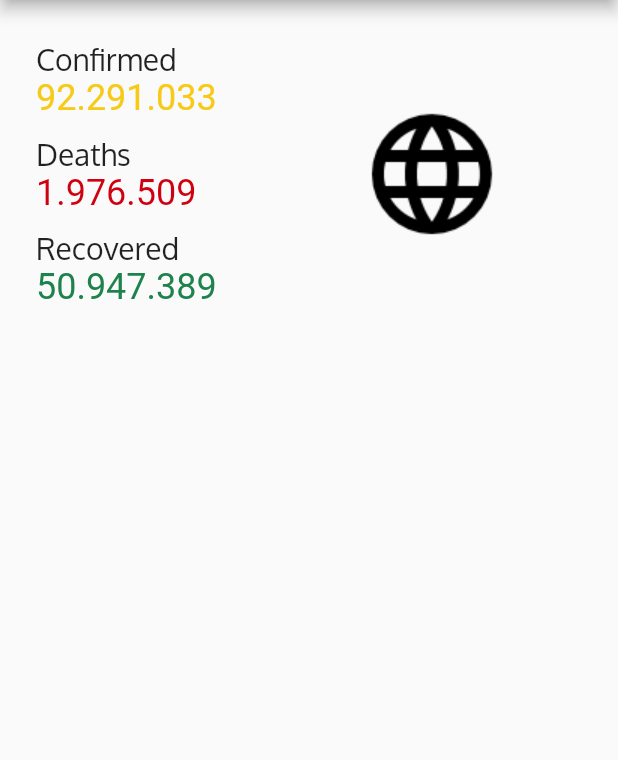
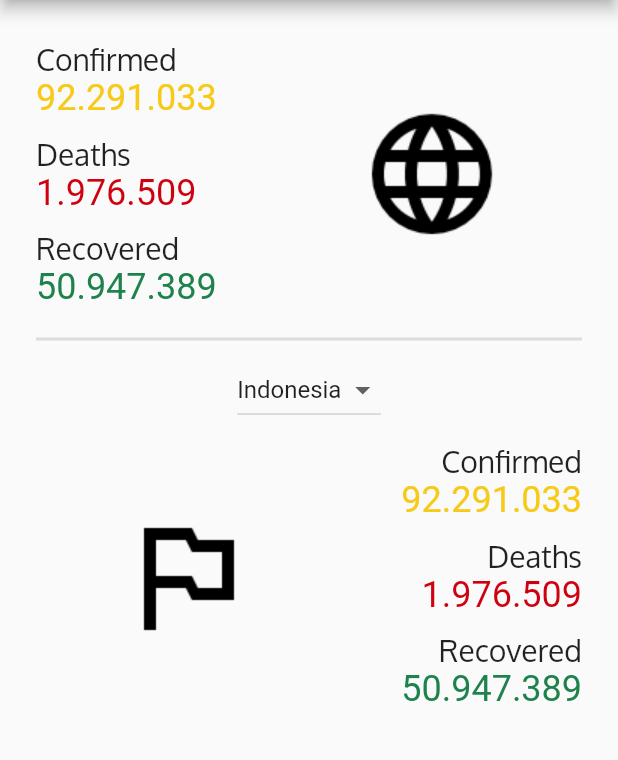
Before and after one commit to TjandraD/coronavirus-mobile, a Flutter app: the screen it shows after launch, on a phone screen of 412 x 824 dp, the part 84-844 px from its top. Run offline on Flutter 3.47's test engine with Material 2 defaults, Android fonts, the phone set to English and light mode, and no system bars.

Commit message:
Add country data section

```diff
--- a/lib/stats_page.dart
+++ b/lib/stats_page.dart
@@ -7,6 +7,8 @@ class StatsPage extends StatefulWidget {
 }
 
 class _StatsPageState extends State<StatsPage> {
+  String dropdownValue = 'Indonesia';
+
   @override
   Widget build(BuildContext context) {
     return Scaffold(
@@ -31,10 +33,45 @@ class _StatsPageState extends State<StatsPage> {
                 Row(
                   mainAxisAlignment: MainAxisAlignment.spaceBetween,
                   children: [
-                    StatsColumn(),
+                    StatsColumn(
+                      columnTextAlignment: CrossAxisAlignment.start,
+                    ),
                     Image.asset(
                       'assets/img/globe.png',
                       height: 200,
+                    ),
+                  ],
+                ),
+                Divider(
+                  height: 20,
+                  thickness: 2,
+                ),
+                DropdownButton<String>(
+                  value: dropdownValue,
+                  icon: Icon(Icons.arrow_drop_down),
+                  iconSize: 24,
+                  onChanged: (String newValue) {
+                    setState(() {
+                      dropdownValue = newValue;
+                    });
+                  },
+                  items: <String>['Indonesia', 'USA', 'Singapore', 'English']
+                      .map<DropdownMenuItem<String>>((String value) {
+                    return DropdownMenuItem<String>(
+                      value: value,
+                      child: Text(value),
+                    );
+                  }).toList(),
+                ),
+                Row(
+                  mainAxisAlignment: MainAxisAlignment.spaceBetween,
+                  children: [
+                    Image.asset(
+                      'assets/img/flag.png',
+                      height: 200,
+                    ),
+                    StatsColumn(
+                      columnTextAlignment: CrossAxisAlignment.end,
                     ),
                   ],
                 ),
@@ -48,10 +85,14 @@ class _StatsPageState extends State<StatsPage> {
 }
 
 class StatsColumn extends StatelessWidget {
+  final CrossAxisAlignment columnTextAlignment;
+
+  StatsColumn({@required this.columnTextAlignment});
+
   @override
   Widget build(BuildContext context) {
     return Column(
-      crossAxisAlignment: CrossAxisAlignment.start,
+      crossAxisAlignment: columnTextAlignment,
       children: [
         Text(
           'Confirmed',
```
